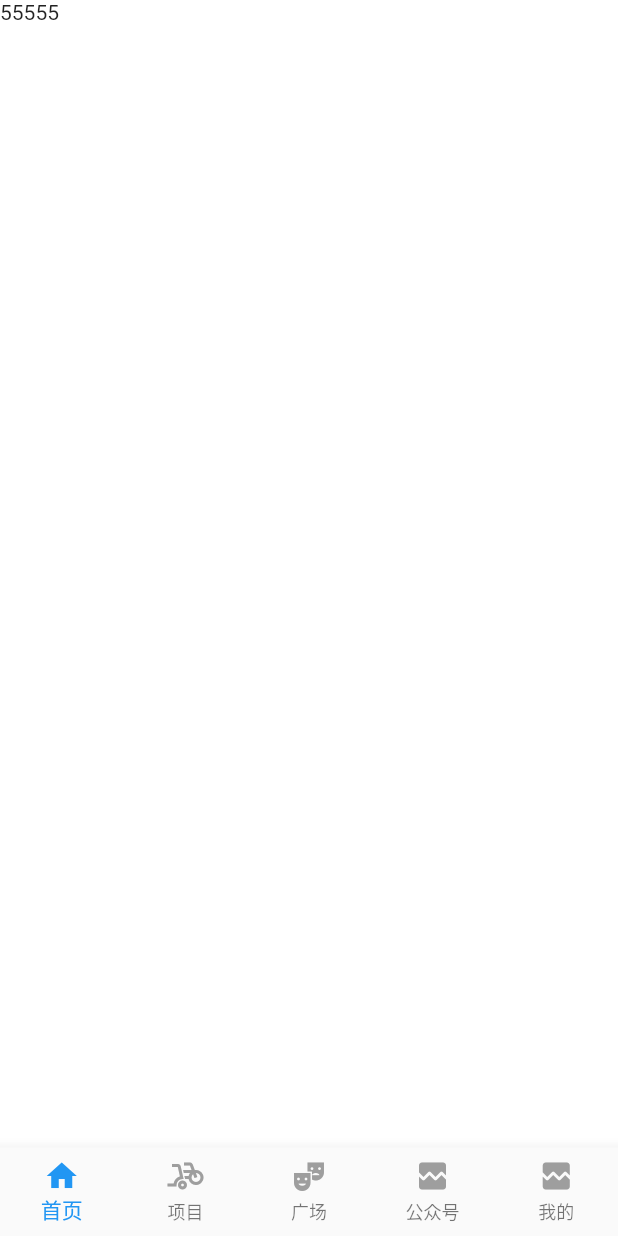
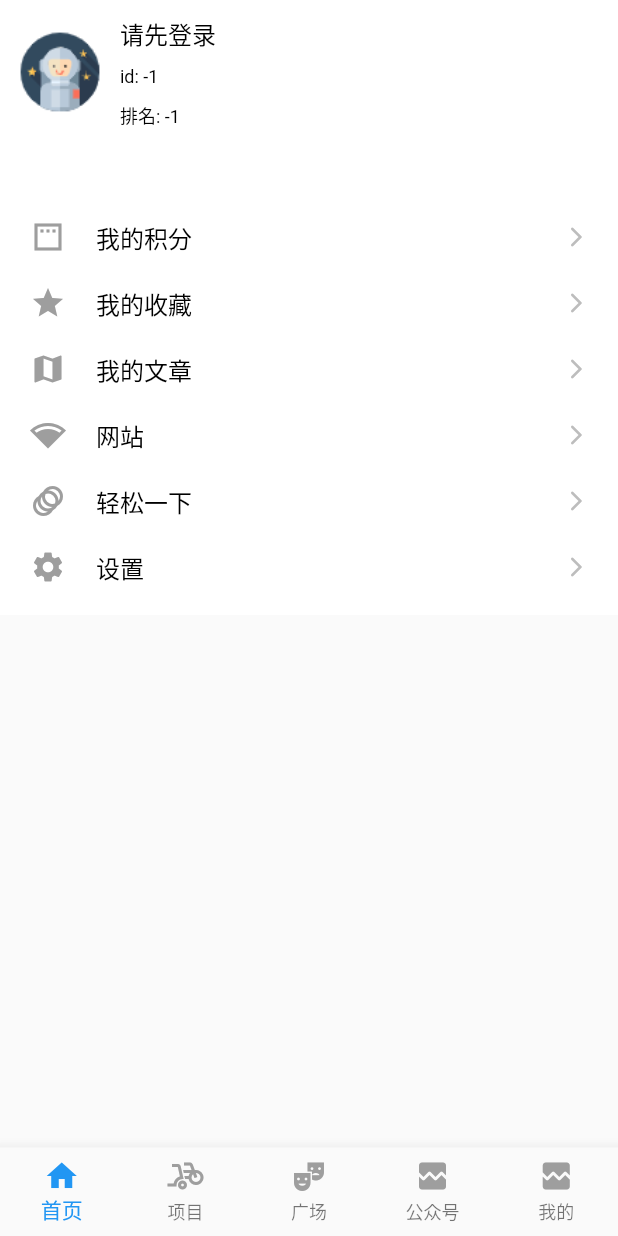
Before and after one commit to paihuai00/wan_android_flutter, a Flutter app: the screen it shows after launch, swiped to page 5, on a phone screen of 412 x 824 dp. Run offline on Flutter 3.47's test engine with Material 2 defaults, Android fonts, the phone set to English and light mode, and no system bars; our stand-ins replace cached_network_image, cookie_jar, dio, dio_cookie_manager, flutter_easyrefresh, flutter_screenutil and 6 more; missing offline and left inert: dio_cache_interceptor; accounts and stored records are empty; statements that could not run were skipped.

Commit message:
完善'我的'

```diff
--- a/lib/main.dart
+++ b/lib/main.dart
@@ -4,6 +4,7 @@ import 'package:flutter/material.dart';
 import 'package:flutter_screenutil/flutter_screenutil.dart';
 import 'package:get/get.dart';
 import 'package:wan_android_flutter/dios/http_client.dart';
+import 'package:wan_android_flutter/utils/sp_utils.dart';
 
 import 'routers/router_config.dart';
 
@@ -21,6 +22,9 @@ void main() {
 
   runZonedGuarded<Future<Null>>(() async {
     runApp(MyApp());
+
+    ///初始化 sp
+    await SpUtil.getInstance().init();
 
     ///初始化dio
     HttpDioClient dioClient = HttpDioClient();
--- /dev/null
+++ b/lib/models/user_model.dart
@@ -0,0 +1,84 @@
+/// @Author: cuishuxiang
+/// @Date: 2022/2/11 9:45 上午
+/// @Description: 用户登录信息
+class UserModel {
+  UserData? data;
+  UserModel({this.data});
+
+  UserModel.fromJson(Map<String, dynamic> json) {
+    data = json['data'] != null ? UserData.fromJson(json['data']) : null;
+  }
+
+  Map<String, dynamic> toJson() {
+    final Map<String, dynamic> data = <String, dynamic>{};
+    if (this.data != null) {
+      data['data'] = this.data!.toJson();
+    }
+    return data;
+  }
+}
+
+class UserData {
+  bool? admin;
+  int? coinCount;
+  List<int>? collectIds;
+  String? email;
+  String? icon;
+  int? id;
+  String? nickname;
+  String? password;
+  String? publicName;
+  String? token;
+  int? type;
+  int? rank;
+  String? username;
+
+  UserData(
+      {this.admin,
+      this.coinCount,
+      this.collectIds,
+      this.email,
+      this.icon,
+      this.id,
+      this.nickname,
+      this.password,
+      this.publicName,
+      this.token,
+      this.type,
+      this.rank, //另外接口获取
+      this.username});
+
+  UserData.fromJson(Map<String, dynamic> json) {
+    admin = json['admin'];
+    coinCount = json['coinCount'];
+    collectIds = json['collectIds'].cast<int>();
+    email = json['email'];
+    icon = json['icon'];
+    id = json['id'];
+    nickname = json['nickname'];
+    password = json['password'];
+    publicName = json['publicName'];
+    token = json['token'];
+    type = json['type'];
+    rank = json['rank'];
+    username = json['username'];
+  }
+
+  Map<String, dynamic> toJson() {
+    final Map<String, dynamic> data = <String, dynamic>{};
+    data['admin'] = this.admin;
+    data['coinCount'] = this.coinCount;
+    data['collectIds'] = this.collectIds;
+    data['email'] = this.email;
+    data['icon'] = this.icon;
+    data['id'] = this.id;
+    data['nickname'] = this.nickname;
+    data['password'] = this.password;
+    data['publicName'] = this.publicName;
+    data['token'] = this.token;
+    data['type'] = this.type;
+    data['rank'] = this.rank;
+    data['username'] = this.username;
+    return data;
+  }
+}
--- a/lib/pages/bottoms/bottom_mine_page.dart
+++ b/lib/pages/bottoms/bottom_mine_page.dart
@@ -1,4 +1,9 @@
 import 'package:flutter/material.dart';
+import 'package:wan_android_flutter/models/user_model.dart';
+import 'package:wan_android_flutter/utils/image_utils.dart';
+import 'package:wan_android_flutter/utils/toast_util.dart';
+import 'package:wan_android_flutter/utils/user_manager.dart';
+import 'package:wan_android_flutter/widgets/mine_list_widget.dart';
 
 /// @Author: cuishuxiang
 /// @Date: 2022/1/29 6:12 下午
@@ -12,25 +17,159 @@ class BottomMinePage extends StatefulWidget {
 }
 
 class _BottomMinePageState extends State<BottomMinePage> {
-  // final controller = Get.find<BottomMineViewModel>();
+  UserData? userData;
+  int userId = -1;
+  int rank = -1;
+
+  @override
+  void initState() {
+    super.initState();
+    userData = UserManager.getInstance().getUser();
+  }
+
+  @override
+  void dispose() {
+    super.dispose();
+  }
 
   @override
   Widget build(BuildContext context) {
-    return Container(
-      color: Colors.white,
-      width: double.infinity,
-      height: double.infinity,
-      child: Text('55555'),
+    return Scaffold(
+      body: Container(
+        color: Colors.white,
+        padding: const EdgeInsets.all(10),
+        child: SingleChildScrollView(
+          child: Column(
+            children: [
+              _buildLogin(),
+              const SizedBox(
+                height: 50,
+              ),
+              _buildList(),
+            ],
+          ),
+        ),
+      ),
     );
-    // return Container(child: BaseView<BottomMineViewModel>(
-    //   builder: (_) {
-    //     return Container(
-    //       color: Colors.white,
-    //       width: double.infinity,
-    //       height: double.infinity,
-    //       child: Text('55555'),
-    //     );
-    //   },
-    // ));
+  }
+
+  ///登录，头像
+  Widget _buildLogin() {
+    userData ??= UserManager.getInstance().getUser();
+
+    if (userData != null) {
+      userId = userData!.id!;
+    }
+
+    return Row(
+      crossAxisAlignment: CrossAxisAlignment.center,
+      children: [
+        ClipRRect(
+          borderRadius: BorderRadius.circular(30),
+          child: userData == null
+              ? Image.asset(
+                  "assets/images/ic_default_head.png",
+                  width: 60,
+                  height: 60,
+                )
+              : XImage.load(
+                  userData!.icon!,
+                  width: 60,
+                  height: 60,
+                ),
+        ),
+        const SizedBox(
+          width: 10,
+        ),
+        InkWell(
+          onTap: () {
+            _clickLogin();
+          },
+          child: Column(
+            crossAxisAlignment: CrossAxisAlignment.start,
+            children: [
+              userData == null
+                  ? const Text(
+                      '请先登录',
+                      style: TextStyle(fontSize: 16, color: Colors.black),
+                    )
+                  : Text(
+                      userData!.nickname!,
+                      style: const TextStyle(fontSize: 16, color: Colors.black),
+                    ),
+              const SizedBox(
+                height: 10,
+              ),
+              Text(
+                "id: $userId",
+                style: const TextStyle(fontSize: 12, color: Colors.black),
+              ),
+              const SizedBox(
+                height: 10,
+              ),
+              Text(
+                "排名: $rank",
+                style: const TextStyle(fontSize: 12, color: Colors.black),
+              )
+            ],
+          ),
+        ),
+      ],
+    );
+  }
+
+  ///点击 - 登录
+  _clickLogin() {
+    XToast.show("点击了登录");
+  }
+
+  ///
+  _buildList() {
+    userData ??= UserManager.getInstance().getUser();
+    int rank = -1;
+    if (userData != null) {
+      rank = userData!.rank!;
+    }
+
+    return Column(
+      children: [
+        MineListItemView(
+          Icons.padding,
+          "我的积分",
+          integral: rank,
+          mineItemViewClick: (title) {},
+        ),
+        MineListItemView(
+          Icons.star,
+          "我的收藏",
+          integral: rank,
+          mineItemViewClick: (title) {},
+        ),
+        MineListItemView(
+          Icons.map,
+          "我的文章",
+          integral: rank,
+          mineItemViewClick: (title) {},
+        ),
+        MineListItemView(
+          Icons.network_wifi,
+          "网站",
+          integral: rank,
+          mineItemViewClick: (title) {},
+        ),
+        MineListItemView(
+          Icons.animation,
+          "轻松一下",
+          integral: rank,
+          mineItemViewClick: (title) {},
+        ),
+        MineListItemView(
+          Icons.settings,
+          "设置",
+          integral: rank,
+          mineItemViewClick: (title) {},
+        ),
+      ],
+    );
   }
 }
--- a/lib/routers/router_config.dart
+++ b/lib/routers/router_config.dart
@@ -8,7 +8,6 @@ import 'package:wan_android_flutter/pages/bottoms/wx/bottom_wx_page.dart';
 import 'package:wan_android_flutter/pages/home_page.dart';
 import 'package:wan_android_flutter/pages/launch_pages.dart';
 import 'package:wan_android_flutter/view_model/bottom_home_vm.dart';
-import 'package:wan_android_flutter/view_model/bottom_mine_vm.dart';
 import 'package:wan_android_flutter/view_model/bottom_project_vm.dart';
 import 'package:wan_android_flutter/view_model/bottom_square_vm.dart';
 import 'package:wan_android_flutter/view_model/bottom_wx_vm.dart';
@@ -87,8 +86,7 @@ class RouterConfig {
     GetPage(
         name: bottomMinePage,
         page: () => BottomMinePage(),
-        binding:
-            BindingsBuilder(() => {Get.lazyPut(() => BottomMineViewModel())}),
+        // binding: BindingsBuilder(() => {Get.lazyPut(() => BottomMineViewModel())}),
         transitionDuration: Duration(milliseconds: 0)),
   ];
 }
--- a/lib/utils/normal_colors.dart
+++ b/lib/utils/normal_colors.dart
@@ -6,4 +6,6 @@ import 'dart:ui';
 
 class NormalColor {
   static const Color textBlue = Color(0xFF407FFF);
+
+  static const Color color_BDBDBD = Color(0xFFBDBDBD);
 }
--- /dev/null
+++ b/lib/utils/sp_utils.dart
@@ -0,0 +1,103 @@
+import 'package:shared_preferences/shared_preferences.dart';
+
+import 'log_util.dart';
+
+/// @Author: cuishuxiang
+/// @Date: 2022/1/5 2:23 下午
+/// @Description:  db 管理类
+///
+/// 注意，要先调用【    SpUtil.getInstance().init();  】
+
+class SpUtil {
+  final String _TAG = "SpUtil ";
+
+  static const String keyLogin = "login_user";
+
+  static late SharedPreferences _sharedPreferences;
+
+  ///项目初始化的时候，需要先调用该方法
+  Future<SharedPreferences> init() async {
+    _sharedPreferences = await SharedPreferences.getInstance();
+    return _sharedPreferences;
+  }
+
+  //私有化构造函数
+  SpUtil._() {
+    init();
+  }
+
+  static SpUtil? _instance;
+
+  static SpUtil getInstance() {
+    //??=，如果变量没有赋值才进行赋值，否则不进行赋值
+    _instance ??= SpUtil._();
+    return _instance!;
+  }
+
+  ///Set------
+  void set(String key, Object value) {
+    if (value is String) {
+      _sharedPreferences.setString(key, value);
+    } else if (value is int) {
+      _sharedPreferences.setInt(key, value);
+    } else if (value is bool) {
+      _sharedPreferences.setBool(key, value);
+    } else if (value is double) {
+      _sharedPreferences.setDouble(key, value);
+    } else if (value is List<String>) {
+      _sharedPreferences.setStringList(key, value);
+    } else {
+      XLog.e(
+          tag: _TAG,
+          message:
+              "key = $key , value = $value , runtimeType =  ${value.runtimeType} 不支持类型");
+    }
+  }
+
+  /// get ---------
+  double getDouble(String key) {
+    if (!containsKey(key)) {
+      return -1;
+    }
+    return _sharedPreferences.getDouble(key)!;
+  }
+
+  String getString(String key) {
+    if (!containsKey(key)) {
+      return "";
+    }
+    return _sharedPreferences.getString(key)!;
+  }
+
+  int getInt(String key) {
+    if (!containsKey(key)) {
+      return -1;
+    }
+    return _sharedPreferences.getInt(key)!;
+  }
+
+  bool getBool(String key) {
+    if (!containsKey(key)) {
+      return false;
+    }
+    return _sharedPreferences.getBool(key)!;
+  }
+
+  List<String> getStringList(String key) {
+    if (!containsKey(key)) {
+      return [];
+    }
+    return _sharedPreferences.getStringList(key)!;
+  }
+
+  bool containsKey(String key) => _sharedPreferences.containsKey(key);
+
+  bool remove(String key) {
+    if (containsKey(key)) {
+      _sharedPreferences.remove(key);
+      return true;
+    }
+
+    return false;
+  }
+}
--- /dev/null
+++ b/lib/utils/user_manager.dart
@@ -0,0 +1,33 @@
+import 'dart:convert';
+
+import 'package:wan_android_flutter/models/user_model.dart';
+import 'package:wan_android_flutter/utils/sp_utils.dart';
+
+/// @Author: cuishuxiang
+/// @Date: 2022/2/11 9:40 上午
+/// @Description:
+class UserManager {
+  static UserManager? _instance;
+
+  // 私有的命名构造函数
+  UserManager._internal();
+
+  static UserManager getInstance() {
+    _instance ??= UserManager._internal();
+    return _instance!;
+  }
+
+  bool isLogin() {
+    return false;
+  }
+
+  ///用户信息
+  UserData? getUser() {
+    String loginJson = SpUtil.getInstance().getString(SpUtil.keyLogin);
+    if (loginJson.isEmpty) {
+      return null;
+    }
+
+    return UserModel.fromJson(jsonDecode(loginJson)).data;
+  }
+}
--- /dev/null
+++ b/lib/widgets/mine_list_widget.dart
@@ -0,0 +1,77 @@
+import 'package:flutter/material.dart';
+import 'package:wan_android_flutter/utils/normal_colors.dart';
+
+/// @Author: cuishuxiang
+/// @Date: 2022/2/11 1:45 下午
+/// @Description: 封装，通用的 widget
+
+typedef MineItemViewClick = Function(String title);
+
+class MineListItemView extends StatefulWidget {
+  MineItemViewClick? mineItemViewClick;
+  IconData iconData;
+  String title;
+  int integral; //积分
+  Color iconColor;
+
+  MineListItemView(this.iconData, this.title,
+      {Key? key,
+      this.mineItemViewClick,
+      this.integral = -1,
+      this.iconColor = Colors.grey})
+      : super(key: key);
+
+  @override
+  _MineListItemViewState createState() => _MineListItemViewState();
+}
+
+class _MineListItemViewState extends State<MineListItemView> {
+  @override
+  Widget build(BuildContext context) {
+    return GestureDetector(
+      onTap: () {
+        widget.mineItemViewClick?.call(widget.title);
+      },
+      child: Container(
+        color: Colors.white,
+        padding: const EdgeInsets.all(10),
+        child: Column(
+          children: [
+            Row(
+              mainAxisAlignment: MainAxisAlignment.center,
+              children: [
+                Icon(
+                  widget.iconData,
+                  color: widget.iconColor,
+                ),
+                const SizedBox(
+                  width: 20,
+                ),
+                Text(
+                  widget.title,
+                  style: const TextStyle(fontSize: 16, color: Colors.black),
+                ),
+                const Expanded(child: SizedBox()),
+                widget.integral == -1
+                    ? const SizedBox()
+                    : Text(
+                        "当前积分:${widget.integral}",
+                        style:
+                            const TextStyle(fontSize: 14, color: Colors.blue),
+                      ),
+                const Icon(
+                  Icons.arrow_forward_ios_rounded,
+                  size: 16,
+                  color: NormalColor.color_BDBDBD,
+                ),
+              ],
+            ),
+            // const Divider(
+            //   color: NormalColor.color_BDBDBD,
+            // ),
+          ],
+        ),
+      ),
+    );
+  }
+}
--- a/lib/widgets/square_widget.dart
+++ b/lib/widgets/square_widget.dart
@@ -1,7 +1,7 @@
 import 'package:flutter/material.dart';
 import 'package:wan_android_flutter/models/nav_detail_model.dart';
 import 'package:wan_android_flutter/models/system_detail_model.dart';
-import 'package:wan_android_flutter/utils/color_utils.dart';
+import 'package:wan_android_flutter/utils/normal_colors.dart';
 
 /// @Author: cuishuxiang
 /// @Date: 2022/2/10 2:21 下午
@@ -84,7 +84,7 @@ class _SquareWidgetState extends State<SquareWidget> {
       margin: const EdgeInsets.all(10),
       padding: const EdgeInsets.only(left: 10, right: 10, top: 5, bottom: 5),
       decoration: const BoxDecoration(
-        color: NormalColors.color_BDBDBD,
+        color: NormalColor.color_BDBDBD,
         borderRadius: BorderRadius.all(Radius.circular(10)),
       ),
       child: InkWell(
```
Also changed, not shown: lib/models/rank_model.dart (added, +39 -0 lines), lib/requests/login_request.dart (added, +28 -0 lines), lib/utils/color_utils.dart (deleted, +0 -9 lines), assets/images/ic_default_head.png (added).
